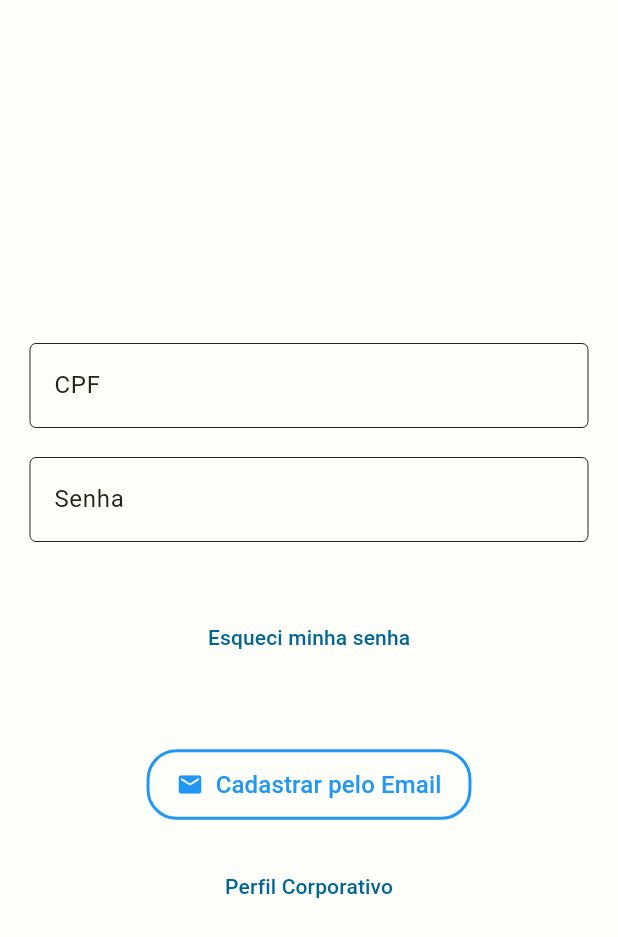
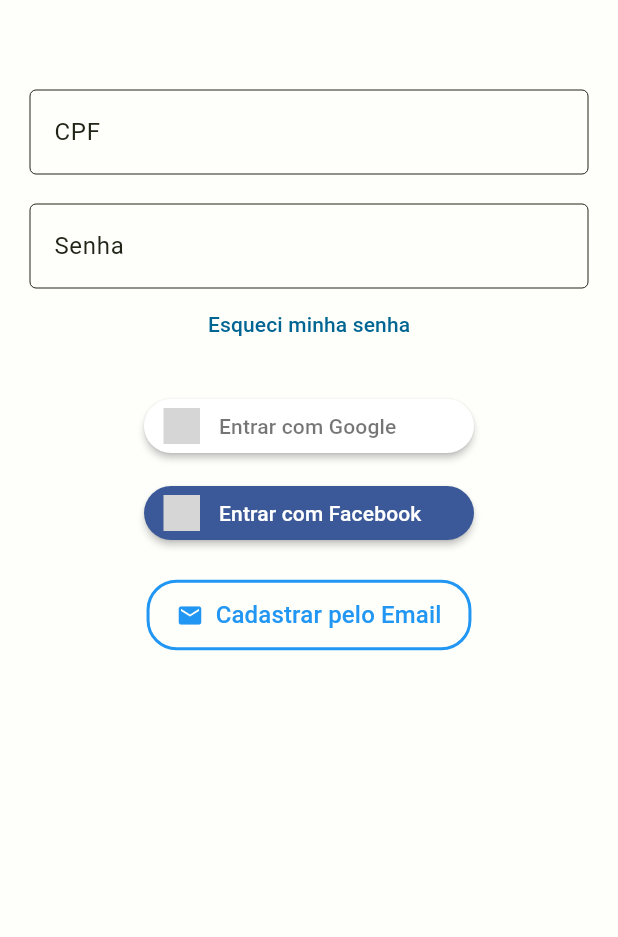
Before and after one commit to FAGE-Project/FAGE-Frontend, a Flutter app: the Profile widget shown alone on an empty page, opened directly, on a phone screen of 412 x 824 dp. Shown: the top 937 px of the screen. Run offline on Flutter 3.47's test engine with Material 2 defaults, Android fonts, the phone set to English and light mode, and no system bars; drawn by our look-alikes of sign_in_button; grey boxes are pictures that could not be loaded.

Commit message:
Desenvolvimento da tela inicial do app

```diff
--- a/lib/pages/profile.dart
+++ b/lib/pages/profile.dart
@@ -1,6 +1,7 @@
 import 'package:flutter/material.dart';
 import 'dart:convert';
 import 'package:http/http.dart' as http;
+import 'package:sign_in_button/sign_in_button.dart';
 
 class Profile extends StatefulWidget {
   const Profile({Key? key}) : super(key: key);
@@ -57,19 +58,6 @@ class _ProfileState extends State<Profile> {
 
   @override
   Widget build(BuildContext context) {
-    return Scaffold(
-      resizeToAvoidBottomInset: false,
-      body: PageView(
-        controller: _pageController,
-        children: [
-          _buildUserProfile(),
-          _buildCorporateProfile(),
-        ],
-      ),
-    );
-  }
-
-  Widget _buildUserProfile() {
     return Center(
       child: Padding(
         padding: EdgeInsets.symmetric(horizontal: 20.0),
@@ -80,11 +68,6 @@ class _ProfileState extends State<Profile> {
               return Row(
                 mainAxisAlignment: MainAxisAlignment.center,
                 children: [
-                  Expanded(
-                    child: Column(
-                      mainAxisAlignment: MainAxisAlignment.center,
-                      children: [
-                        SizedBox(height: 20),
                   Form(
                     key: _formKey,
                     child: Column(
@@ -108,7 +91,6 @@ class _ProfileState extends State<Profile> {
                             ),
                           ),
                         ),
-                              SizedBox(height: 20),
                         TextFormField(
                           controller: _passwordControllerUser,
                           autovalidateMode:
@@ -122,38 +104,6 @@ class _ProfileState extends State<Profile> {
                             ),
                           ),
                         ),
-                            ],
-                          ),
-                        ),
-                        SizedBox(height: 20),
-                        // ElevatedButton(
-                        //   onPressed: () async {
-                        //     if (_formKey.currentState!.validate()) {
-                        //       await _authenticateUser();
-                        //       Route rota = MaterialPageRoute(
-                        //           builder: (context) => InicialSimulado());
-                        //       Navigator.push(context, rota);
-                        //       //posteriormente adicionar caminho para tela inicial
-                        //       //implementar um navigator push, dentro deste if para a tela que será criada futuramente.
-                        //     }
-                        //   },
-                        //   style: ElevatedButton.styleFrom(
-                        //     shape: RoundedRectangleBorder(
-                        //       borderRadius: BorderRadius.circular(20.0),
-                        //     ),
-                        //     padding: EdgeInsets.symmetric(
-                        //       vertical: 12.0,
-                        //       horizontal: 20.0,
-                        //     ),
-                        //   ),
-                        //   child: Text(
-                        //     'Entrar',
-                        //     style: TextStyle(
-                        //       fontSize: 16.0,
-                        //     ),
-                        //   ),
-                        // ),
-                        SizedBox(height: 20),
                         TextButton(
                           onPressed: () {
                             // TODO: Navigate to the forgot password screen
@@ -168,27 +118,27 @@ class _ProfileState extends State<Profile> {
                     child: Column(
                       mainAxisAlignment: MainAxisAlignment.center,
                       children: [
-                        // SignInButton(
-                        //   Buttons.Google,
-                        //   onPressed: () {
-                        //     // TODO: Profile with Google
-                        //   },
-                        //   shape: RoundedRectangleBorder(
-                        //     borderRadius: BorderRadius.circular(20.0),
-                        //   ),
-                        //   text: 'Entrar com Google',
-                        // ),
+                        SignInButton(
+                          Buttons.google,
+                          onPressed: () {
+                            // TODO: Profile with Google
+                          },
+                          shape: RoundedRectangleBorder(
+                            borderRadius: BorderRadius.circular(20.0),
+                          ),
+                          text: 'Entrar com Google',
+                        ),
                         SizedBox(height: 10),
-                        // SignInButton(
-                        //   Buttons.Facebook,
-                        //   onPressed: () {
-                        //     // TODO: Profile with Facebook
-                        //   },
-                        //   shape: RoundedRectangleBorder(
-                        //     borderRadius: BorderRadius.circular(20.0),
-                        //   ),
-                        //   text: 'Entrar com Facebook',
-                        // ),
+                        SignInButton(
+                          Buttons.facebook,
+                          onPressed: () {
+                            // TODO: Profile with Facebook
+                          },
+                          shape: RoundedRectangleBorder(
+                            borderRadius: BorderRadius.circular(20.0),
+                          ),
+                          text: 'Entrar com Facebook',
+                        ),
                         SizedBox(height: 20),
                         TextButton.icon(
                           onPressed: () {
@@ -238,9 +188,8 @@ class _ProfileState extends State<Profile> {
             } else {
               // For screens narrower than 600px, show the Profile form in a single column
               return Column(
-                mainAxisAlignment: MainAxisAlignment.center,
                 children: [
-                  SizedBox(height: 20),
+                  SizedBox(height: 60),
                   Form(
                     key: _formKey,
                     child: Column(
@@ -279,34 +228,6 @@ class _ProfileState extends State<Profile> {
                       ],
                     ),
                   ),
-                  SizedBox(height: 20),
-                  // ElevatedButton(
-                  //   onPressed: () async {
-                  //     if (_formKey.currentState!.validate()) {
-                  //       await _authenticateUser();
-                  //       Route rota = MaterialPageRoute(
-                  //           builder: (context) => InicialSimulado());
-                  //       Navigator.push(context, rota);
-                  //       // futuramente implementar a rota para a tela seguinte.
-                  //     }
-                  //   },
-                  //   style: ElevatedButton.styleFrom(
-                  //     shape: RoundedRectangleBorder(
-                  //       borderRadius: BorderRadius.circular(20.0),
-                  //     ),
-                  //     padding: EdgeInsets.symmetric(
-                  //       vertical: 12.0,
-                  //       horizontal: 20.0,
-                  //     ),
-                  //   ),
-                  //   child: Text(
-                  //     'Entrar',
-                  //     style: TextStyle(
-                  //       fontSize: 16.0,
-                  //     ),
-                  //   ),
-                  // ),
-                  SizedBox(height: 20),
                   TextButton(
                     onPressed: () {
                       // TODO: Navigate to the forgot password screen
@@ -314,27 +235,27 @@ class _ProfileState extends State<Profile> {
                     child: Text('Esqueci minha senha'),
                   ),
                   SizedBox(height: 20),
-                  // SignInButton(
-                  //   Buttons.Google,
-                  //   onPressed: () {
-                  //     // TODO: Profile with Google
-                  //   },
-                  //   shape: RoundedRectangleBorder(
-                  //     borderRadius: BorderRadius.circular(20.0),
-                  //   ),
-                  //   text: 'Entrar com Google',
-                  // ),
+                  SignInButton(
+                    Buttons.google,
+                    onPressed: () {
+                      // TODO: Profile with Google
+                    },
+                    shape: RoundedRectangleBorder(
+                      borderRadius: BorderRadius.circular(20.0),
+                    ),
+                    text: 'Entrar com Google',
+                  ),
                   SizedBox(height: 10),
-                  // SignInButton(
-                  //   Buttons.Facebook,
-                  //   onPressed: () {
-                  //     // TODO: Profile with Facebook
-                  //   },
-                  //   shape: RoundedRectangleBorder(
-                  //     borderRadius: BorderRadius.circular(20.0),
-                  //   ),
-                  //   text: 'Entrar com Facebook',
-                  // ),
+                  SignInButton(
+                    Buttons.facebook,
+                    onPressed: () {
+                      // TODO: Profile with Facebook
+                    },
+                    shape: RoundedRectangleBorder(
+                      borderRadius: BorderRadius.circular(20.0),
+                    ),
+                    text: 'Entrar com Facebook',
+                  ),
                   SizedBox(height: 20),
                   TextButton.icon(
                     onPressed: () {
@@ -366,16 +287,6 @@ class _ProfileState extends State<Profile> {
                     ),
                   ),
                   SizedBox(height: 20),
-                  TextButton(
-                    onPressed: () {
-                      _pageController.animateToPage(
-                        1,
-                        duration: Duration(milliseconds: 500),
-                        curve: Curves.ease,
-                      );
-                    },
-                    child: Text('Perfil Corporativo'),
-                  ),
                 ],
               );
             }
@@ -484,27 +395,27 @@ class _ProfileState extends State<Profile> {
                     child: Column(
                       mainAxisAlignment: MainAxisAlignment.center,
                       children: [
-                        // SignInButton(
-                        //   Buttons.Google,
-                        //   onPressed: () {
-                        //     // TODO: Profile with Google
-                        //   },
-                        //   shape: RoundedRectangleBorder(
-                        //     borderRadius: BorderRadius.circular(20.0),
-                        //   ),
-                        //   text: 'Entrar com Google',
-                        // ),
+                        SignInButton(
+                          Buttons.google,
+                          onPressed: () {
+                            // TODO: Profile with Google
+                          },
+                          shape: RoundedRectangleBorder(
+                            borderRadius: BorderRadius.circular(20.0),
+                          ),
+                          text: 'Entrar com Google',
+                        ),
                         SizedBox(height: 10),
-                        // SignInButton(
-                        //   Buttons.Facebook,
-                        //   onPressed: () {
-                        //     // TODO: Profile with Facebook
-                        //   },
-                        //   shape: RoundedRectangleBorder(
-                        //     borderRadius: BorderRadius.circular(20.0),
-                        //   ),
-                        //   text: 'Entrar com Facebook',
-                        // ),
+                        SignInButton(
+                          Buttons.facebook,
+                          onPressed: () {
+                            // TODO: Profile with Facebook
+                          },
+                          shape: RoundedRectangleBorder(
+                            borderRadius: BorderRadius.circular(20.0),
+                          ),
+                          text: 'Entrar com Facebook',
+                        ),
                         SizedBox(height: 20),
                         TextButton.icon(
                           onPressed: () {
@@ -630,27 +541,27 @@ class _ProfileState extends State<Profile> {
                     child: Text('Esqueci minha senha'),
                   ),
                   SizedBox(height: 20),
-                  // SignInButton(
-                  //   Buttons.Google,
-                  //   onPressed: () {
-                  //     // TODO: Profile with Google
-                  //   },
-                  //   shape: RoundedRectangleBorder(
-                  //     borderRadius: BorderRadius.circular(20.0),
-                  //   ),
-                  //   text: 'Entrar com Google',
-                  // ),
+                  SignInButton(
+                    Buttons.google,
+                    onPressed: () {
+                      // TODO: Profile with Google
+                    },
+                    shape: RoundedRectangleBorder(
+                      borderRadius: BorderRadius.circular(20.0),
+                    ),
+                    text: 'Entrar com Google',
+                  ),
                   SizedBox(height: 10),
-                  // SignInButton(
-                  //   Buttons.Facebook,
-                  //   onPressed: () {
-                  //     // TODO: Profile with Facebook
-                  //   },
-                  //   shape: RoundedRectangleBorder(
-                  //     borderRadius: BorderRadius.circular(20.0),
-                  //   ),
-                  //   text: 'Entrar com Facebook',
-                  // ),
+                  SignInButton(
+                    Buttons.facebook,
+                    onPressed: () {
+                      // TODO: Profile with Facebook
+                    },
+                    shape: RoundedRectangleBorder(
+                      borderRadius: BorderRadius.circular(20.0),
+                    ),
+                    text: 'Entrar com Facebook',
+                  ),
                   SizedBox(height: 20),
                   TextButton.icon(
                     onPressed: () {
--- a/pubspec.yaml
+++ b/pubspec.yaml
@@ -36,6 +36,9 @@ dependencies:
   # Use with the CupertinoIcons class for iOS style icons.
   cupertino_icons: ^1.0.2
   http: ^1.1.0
+  sign_in_button: ^3.2.0
+  mask_text_input_formatter:
+  brasil_fields:
 
 dev_dependencies:
   flutter_test:
```
Also changed, not shown: pubspec.lock. Lines whose indentation alone changed are shown as unchanged.
